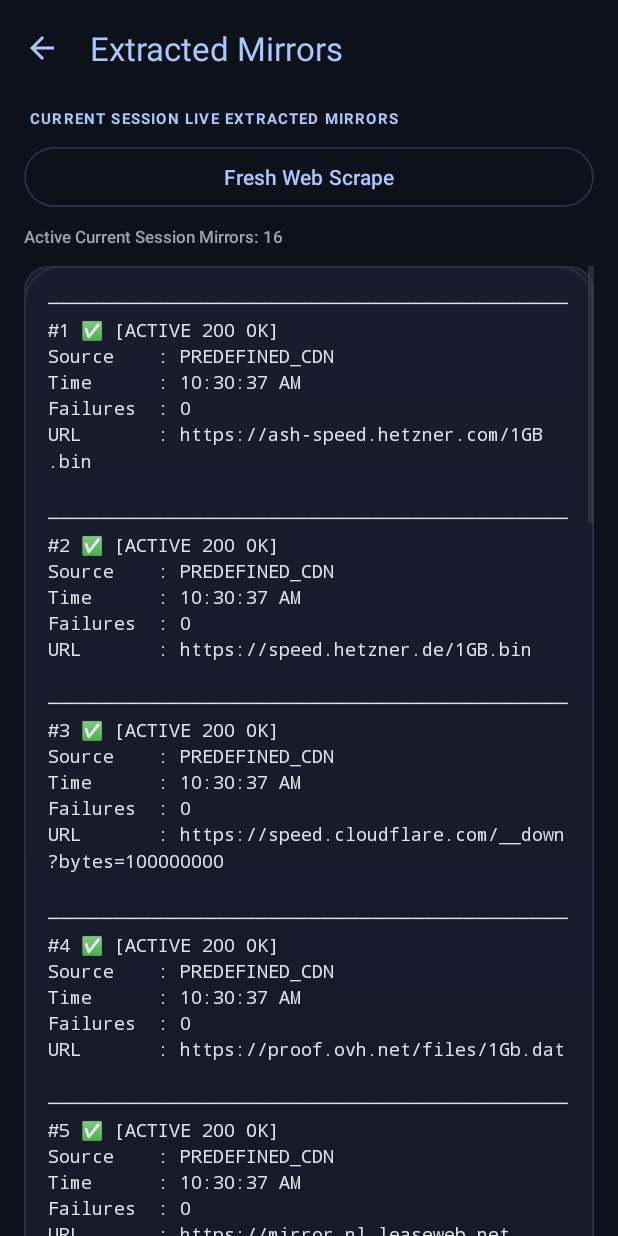
After one commit to Latikeshh/Data-Waster, an Android app: the MirrorDiagnosticsActivity screen opened directly, with no data from a screen before it, on a phone screen of 412 x 824 dp. The commit adds this screen. Run offline under Robolectric (Android 15) with nearby library versions, the phone set to English and light mode, and no system bars.

Commit message:
Implement 12-hour AM/PM timestamps, current session-only mirror tracking, and strict blacklisting for predefined URLs

```diff
--- a/app/src/main/AndroidManifest.xml
+++ b/app/src/main/AndroidManifest.xml
@@ -49,6 +49,11 @@
             android:exported="false"
             android:theme="@style/Theme.DataBurner" />
 
+        <activity
+            android:name=".ui.activities.MirrorDiagnosticsActivity"
+            android:exported="false"
+            android:theme="@style/Theme.DataBurner" />
+
         <service
             android:name=".service.BurnService"
             android:enabled="true"
--- a/app/src/main/java/com/databurner/service/ServerManager.java
+++ b/app/src/main/java/com/databurner/service/ServerManager.java
@@ -4,10 +4,13 @@ import java.io.BufferedReader;
 import java.io.InputStreamReader;
 import java.net.HttpURLConnection;
 import java.net.URL;
+import java.text.SimpleDateFormat;
 import java.util.ArrayList;
 import java.util.Collections;
+import java.util.Date;
 import java.util.HashMap;
 import java.util.List;
+import java.util.Locale;
 import java.util.Map;
 import java.util.Random;
 import java.util.regex.Matcher;
@@ -15,14 +18,15 @@ import java.util.regex.Pattern;
 
 /**
  * High-performance Server Manager for Data Burner.
- * Features a Smart Dynamic Web Link Extractor that parses live developer web pages
- * (developer.android.com/studio, releases.ubuntu.com) to extract direct binary CDN download links.
+ * Features a Smart Dynamic Web Link Extractor that parses live web pages,
+ * current-session tracking, 12-hour AM/PM timestamps, and strict blacklisting for both default and extracted mirrors.
  */
 public class ServerManager {
 
     private static final List<String> DEFAULT_STREAM_SERVERS = new ArrayList<>();
     private static final List<String> SEED_WEB_PAGES = new ArrayList<>();
     private static final Pattern BINARY_URL_PATTERN = Pattern.compile("https?://[^\"]+?\\.(?:zip|iso|dmg|exe|bin|apk)");
+    private static final SimpleDateFormat TIME_12HR_FORMAT = new SimpleDateFormat("hh:mm:ss a", Locale.US);
     private static final Random random = new Random();
 
     static {
@@ -38,13 +42,14 @@ public class ServerManager {
         DEFAULT_STREAM_SERVERS.add("https://speedtest.syd1.linode.com/100MB-linode.bin");
         DEFAULT_STREAM_SERVERS.add("http://speedtest.tele2.net/100MB.zip");
 
-        // Dynamic High-Speed Google Android SDKs & Official Open-Source CDNs
-        DEFAULT_STREAM_SERVERS.add("https://dl.google.com/android/repository/platform-tools_r35.0.2-windows.zip");
+        // Default High-Speed Google Android SDKs, Ubuntu ISOs & GitHub Release CDNs
         DEFAULT_STREAM_SERVERS.add("https://dl.google.com/android/repository/commandlinetools-mac-11076708_latest.zip");
         DEFAULT_STREAM_SERVERS.add("https://dl.google.com/android/repository/commandlinetools-win-11076708_latest.zip");
         DEFAULT_STREAM_SERVERS.add("https://releases.ubuntu.com/24.04/ubuntu-24.04.1-desktop-amd64.iso");
         DEFAULT_STREAM_SERVERS.add("https://releases.ubuntu.com/22.04/ubuntu-22.04.5-desktop-amd64.iso");
         DEFAULT_STREAM_SERVERS.add("https://github.com/Latikeshh/Data-Waster/releases/download/26.11.20/app-release.apk");
+        DEFAULT_STREAM_SERVERS.add("https://dl.google.com/android/repository/platform-tools_r35.0.2-windows.zip");
+
         // Seed Web Pages to Scrape Dynamically
         SEED_WEB_PAGES.add("https://developer.android.com/studio");
         SEED_WEB_PAGES.add("https://releases.ubuntu.com/");
@@ -52,18 +57,54 @@ public class ServerManager {
         SEED_WEB_PAGES.add("https://api.github.com/repos/Latikeshh/Data-Waster/releases/latest");
     }
 
+    public static class MirrorStatusInfo {
+        public final String url;
+        public final String source; // PREDEFINED_CDN, DYNAMIC_EXTRACTED, CUSTOM_INPUT
+        public final boolean isBlacklisted;
+        public final String timestamp12Hr;
+        public final int failureCount;
+
+        public MirrorStatusInfo(String url, String source, boolean isBlacklisted, String timestamp12Hr, int failureCount) {
+            this.url = url;
+            this.source = source;
+            this.isBlacklisted = isBlacklisted;
+            this.timestamp12Hr = timestamp12Hr;
+            this.failureCount = failureCount;
+        }
+    }
+
     private final List<String> activeServers = new ArrayList<>(DEFAULT_STREAM_SERVERS);
+    private final Map<String, String> serverSources = new HashMap<>();
+    private final Map<String, String> serverTimestamps = new HashMap<>();
     private final Map<String, Integer> failureCounts = new HashMap<>();
     private final Map<String, Long> blacklistTimestamps = new HashMap<>();
 
     public ServerManager() {
+        String nowStr = TIME_12HR_FORMAT.format(new Date());
+        for (String url : DEFAULT_STREAM_SERVERS) {
+            serverSources.put(url, "PREDEFINED_CDN");
+            serverTimestamps.put(url, nowStr);
+        }
         fetchAndValidateDynamicMirrorsAsync();
     }
 
     /**
-     * Asynchronously scrapes seed web pages (Google Android Studio, Ubuntu Releases),
-     * parses HTML for direct binary CDN URLs, and registers verified links into active stream pool.
+     * Starts a fresh session: Clears previous session failure history and triggers fresh web scraping.
      */
+    public synchronized void startNewSession() {
+        failureCounts.clear();
+        blacklistTimestamps.clear();
+        activeServers.clear();
+        activeServers.addAll(DEFAULT_STREAM_SERVERS);
+
+        String nowStr = TIME_12HR_FORMAT.format(new Date());
+        for (String url : DEFAULT_STREAM_SERVERS) {
+            serverSources.put(url, "PREDEFINED_CDN");
+            serverTimestamps.put(url, nowStr);
+        }
+        fetchAndValidateDynamicMirrorsAsync();
+    }
+
     public void fetchAndValidateDynamicMirrorsAsync() {
         new Thread(() -> {
             for (String pageUrl : SEED_WEB_PAGES) {
@@ -91,7 +132,7 @@ public class ServerManager {
                         while (matcher.find() && extractedCount < 3) {
                             String extractedUrl = matcher.group();
                             if (validateBinaryUrl(extractedUrl)) {
-                                addCustomServer(extractedUrl);
+                                addExtractedServer(extractedUrl);
                                 extractedCount++;
                             }
                         }
@@ -118,10 +159,6 @@ public class ServerManager {
         }
     }
 
-    /**
-     * Evenly assigns a mirror URL to a worker thread based on threadIndex.
-     * E.g. 20 threads and 5 URLs = exactly 4 threads per URL.
-     */
     public synchronized String getServerUrlForThread(int threadIndex) {
         long now = System.currentTimeMillis();
         List<String> available = new ArrayList<>();
@@ -161,19 +198,48 @@ public class ServerManager {
         int count = failureCounts.getOrDefault(url, 0) + 1;
         failureCounts.put(url, count);
 
-        // Blacklist for 60 seconds if server fails 3 times
+        // Strict Blacklisting: If ANY server (Predefined or Extracted) fails 3 times, blacklist for 60s
         if (count >= 3) {
             blacklistTimestamps.put(url, System.currentTimeMillis() + 60_000L);
+            // Trigger background re-extraction if active servers are dropping
+            fetchAndValidateDynamicMirrorsAsync();
         }
+    }
+
+    public synchronized List<MirrorStatusInfo> getSessionMirrorStatusList() {
+        long now = System.currentTimeMillis();
+        List<MirrorStatusInfo> list = new ArrayList<>();
+        for (String url : activeServers) {
+            Long blacklistedUntil = blacklistTimestamps.get(url);
+            boolean isBlacklisted = (blacklistedUntil != null && now < blacklistedUntil);
+            String source = serverSources.getOrDefault(url, "DYNAMIC_EXTRACTED");
+            String timestamp = serverTimestamps.getOrDefault(url, TIME_12HR_FORMAT.format(new Date()));
+            int failures = failureCounts.getOrDefault(url, 0);
+
+            list.add(new MirrorStatusInfo(url, source, isBlacklisted, timestamp, failures));
+        }
+        return list;
     }
 
     public synchronized List<String> getActiveServers() {
         return Collections.unmodifiableList(new ArrayList<>(activeServers));
     }
 
+    public synchronized void addExtractedServer(String url) {
+        if (url != null && !url.trim().isEmpty() && !activeServers.contains(url.trim())) {
+            String trimmed = url.trim();
+            activeServers.add(trimmed);
+            serverSources.put(trimmed, "DYNAMIC_EXTRACTED");
+            serverTimestamps.put(trimmed, TIME_12HR_FORMAT.format(new Date()));
+        }
+    }
+
     public synchronized void addCustomServer(String url) {
         if (url != null && !url.trim().isEmpty() && !activeServers.contains(url.trim())) {
-            activeServers.add(url.trim());
+            String trimmed = url.trim();
+            activeServers.add(trimmed);
+            serverSources.put(trimmed, "CUSTOM_INPUT");
+            serverTimestamps.put(trimmed, TIME_12HR_FORMAT.format(new Date()));
         }
     }
 
@@ -182,15 +248,13 @@ public class ServerManager {
             activeServers.remove(url);
             failureCounts.remove(url);
             blacklistTimestamps.remove(url);
+            serverSources.remove(url);
+            serverTimestamps.remove(url);
         }
     }
 
     public synchronized void resetToDefaults() {
-        activeServers.clear();
-        activeServers.addAll(DEFAULT_STREAM_SERVERS);
-        failureCounts.clear();
-        blacklistTimestamps.clear();
-        fetchAndValidateDynamicMirrorsAsync();
+        startNewSession();
     }
 
     public synchronized int getServerCount() {
--- a/app/src/main/java/com/databurner/ui/activities/MainActivity.java
+++ b/app/src/main/java/com/databurner/ui/activities/MainActivity.java
@@ -120,6 +120,11 @@ public class MainActivity extends AppCompatActivity {
 				} else if (id == R.id.action_debug_logs) {
 					triggerHapticFeedback(topAppBar);
 					Intent intent = new Intent(this, DebugLogActivity.class);
+					startActivity(intent);
+					return true;
+				} else if (id == R.id.action_mirror_diagnostics) {
+					triggerHapticFeedback(topAppBar);
+					Intent intent = new Intent(this, com.databurner.ui.activities.MirrorDiagnosticsActivity.class);
 					startActivity(intent);
 					return true;
 				} else if (id == R.id.action_about) {
--- /dev/null
+++ b/app/src/main/java/com/databurner/ui/activities/MirrorDiagnosticsActivity.java
@@ -0,0 +1,80 @@
+package com.databurner.ui.activities;
+
+import android.os.Bundle;
+import android.os.Handler;
+import android.os.Looper;
+import android.widget.TextView;
+import android.widget.Toast;
+
+import androidx.appcompat.app.AppCompatActivity;
+
+import com.databurner.R;
+import com.databurner.controller.DashboardController;
+import com.databurner.service.ServerManager;
+import com.google.android.material.appbar.MaterialToolbar;
+import com.google.android.material.button.MaterialButton;
+
+import java.util.List;
+
+public class MirrorDiagnosticsActivity extends AppCompatActivity {
+
+    private final ServerManager serverManager = new ServerManager();
+    private TextView mirrorsContainerText, summaryText;
+    private final Handler handler = new Handler(Looper.getMainLooper());
+
+    @Override
+    protected void onCreate(Bundle savedInstanceState) {
+        super.onCreate(savedInstanceState);
+        setContentView(R.layout.activity_mirror_diagnostics);
+
+        DashboardController.applyWindowInsets(findViewById(R.id.mirrorMain), R.id.appBarLayout, 0, R.id.mirrorScrollView);
+
+        MaterialToolbar topAppBar = findViewById(R.id.topAppBar);
+        if (topAppBar != null) {
+            topAppBar.setNavigationOnClickListener(v -> finish());
+        }
+
+        mirrorsContainerText = findViewById(R.id.mirrorsContainerText);
+        summaryText = findViewById(R.id.summaryText);
+        MaterialButton reExtractBtn = findViewById(R.id.reExtractBtn);
+
+        if (reExtractBtn != null) {
+            reExtractBtn.setOnClickListener(v -> {
+                serverManager.fetchAndValidateDynamicMirrorsAsync();
+                Toast.makeText(this, "Started Fresh Web Scrape Pass", Toast.LENGTH_SHORT).show();
+                handler.postDelayed(this::loadMirrors, 2000);
+            });
+        }
+
+        loadMirrors();
+    }
+
+    private void loadMirrors() {
+        try {
+            List<ServerManager.MirrorStatusInfo> list = serverManager.getSessionMirrorStatusList();
+            if (summaryText != null) {
+                summaryText.setText("Active Current Session Mirrors: " + list.size());
+            }
+
+            if (list.isEmpty()) {
+                mirrorsContainerText.setText("No active session mirrors available.");
+                return;
+            }
+
+            StringBuilder sb = new StringBuilder();
+            int count = 1;
+            for (ServerManager.MirrorStatusInfo info : list) {
+                String badge = info.isBlacklisted ? "🚫 [FAILED/BLACKLISTED]" : "✅ [ACTIVE 200 OK]";
+                sb.append("────────────────────────────────────────\n");
+                sb.append("#").append(count++).append(" ").append(badge).append("\n");
+                sb.append("Source    : ").append(info.source).append("\n");
+                sb.append("Time      : ").append(info.timestamp12Hr).append("\n");
+                sb.append("Failures  : ").append(info.failureCount).append("\n");
+                sb.append("URL       : ").append(info.url).append("\n\n");
+            }
+            mirrorsContainerText.setText(sb.toString());
+        } catch (Exception e) {
+            mirrorsContainerText.setText("Error loading mirror statuses: " + e.getMessage());
+        }
+    }
+}
--- a/app/src/main/java/com/databurner/util/DebugLogger.java
+++ b/app/src/main/java/com/databurner/util/DebugLogger.java
@@ -22,7 +22,7 @@ import java.util.Locale;
 public class DebugLogger {
 
     private static final String FILE_NAME = "databurner_debug.json";
-    private static final SimpleDateFormat DATE_FORMAT = new SimpleDateFormat("yyyy-MM-dd HH:mm:ss", Locale.US);
+    private static final SimpleDateFormat DATE_FORMAT = new SimpleDateFormat("yyyy-MM-dd hh:mm:ss a", Locale.US);
 
     public static synchronized void logEvent(Context context, String eventType, String message, long sessionSeconds, long totalBytesBurned, int activeThreads) {
         logFull(context, eventType, message, null, sessionSeconds, totalBytesBurned, activeThreads);
--- /dev/null
+++ b/app/src/main/res/layout/activity_mirror_diagnostics.xml
@@ -0,0 +1,110 @@
+<?xml version="1.0" encoding="utf-8"?>
+<LinearLayout xmlns:android="http://schemas.android.com/apk/res/android"
+    xmlns:app="http://schemas.android.com/apk/res-auto"
+    android:id="@+id/mirrorMain"
+    android:layout_width="match_parent"
+    android:layout_height="match_parent"
+    android:orientation="vertical"
+    android:background="@color/bg_dark">
+
+    <com.google.android.material.appbar.AppBarLayout
+        android:id="@+id/appBarLayout"
+        android:layout_width="match_parent"
+        android:layout_height="wrap_content"
+        android:background="@color/bg_dark"
+        app:elevation="0dp">
+
+        <com.google.android.material.appbar.MaterialToolbar
+            android:id="@+id/topAppBar"
+            android:layout_width="match_parent"
+            android:layout_height="?attr/actionBarSize"
+            android:background="@color/bg_dark"
+            app:navigationIcon="@drawable/ic_arrow_back"
+            app:navigationIconTint="@color/primary_m3"
+            app:title="Extracted Mirrors"
+            app:titleTextColor="@color/primary_m3" />
+
+    </com.google.android.material.appbar.AppBarLayout>
+
+    <LinearLayout
+        android:layout_width="match_parent"
+        android:layout_height="wrap_content"
+        android:orientation="vertical"
+        android:paddingHorizontal="16dp"
+        android:paddingTop="8dp">
+
+        <TextView
+            android:layout_width="wrap_content"
+            android:layout_height="wrap_content"
+            android:layout_marginStart="4dp"
+            android:layout_marginBottom="8dp"
+            android:letterSpacing="0.08"
+            android:text="CURRENT SESSION LIVE EXTRACTED MIRRORS"
+            android:textColor="@color/primary_m3"
+            android:textSize="10sp"
+            android:textStyle="bold" />
+
+        <LinearLayout
+            android:layout_width="match_parent"
+            android:layout_height="wrap_content"
+            android:orientation="horizontal">
+
+            <com.google.android.material.button.MaterialButton
+                android:id="@+id/reExtractBtn"
+                style="@style/Widget.Material3.Button.OutlinedButton"
+                android:layout_width="0dp"
+                android:layout_height="wrap_content"
+                android:layout_weight="1"
+                android:text="Fresh Web Scrape"
+                android:textColor="@color/primary_m3"
+                app:strokeColor="@color/surface_stroke" />
+
+        </LinearLayout>
+
+        <TextView
+            android:id="@+id/summaryText"
+            android:layout_width="match_parent"
+            android:layout_height="wrap_content"
+            android:paddingTop="8dp"
+            android:paddingBottom="12dp"
+            android:text="Active Session Mirrors: 16"
+            android:textSize="11sp"
+            android:fontFamily="sans-serif-medium"
+            android:textColor="@color/on_surface_variant" />
+
+    </LinearLayout>
+
+    <ScrollView
+        android:id="@+id/mirrorScrollView"
+        android:layout_width="match_parent"
+        android:layout_height="0dp"
+        android:layout_weight="1"
+        android:paddingHorizontal="16dp"
+        android:paddingBottom="24dp"
+        android:clipToPadding="false">
+
+        <com.google.android.material.card.MaterialCardView
+            style="@style/Widget.DataBurner.Card"
+            android:layout_width="match_parent"
+            android:layout_height="wrap_content"
+            app:cardCornerRadius="16dp"
+            app:strokeColor="@color/surface_stroke"
+            app:strokeWidth="1dp">
+
+            <TextView
+                android:id="@+id/mirrorsContainerText"
+                android:layout_width="match_parent"
+                android:layout_height="wrap_content"
+                android:background="@drawable/bg_stat_card"
+                android:padding="16dp"
+                android:fontFamily="monospace"
+                android:textSize="12sp"
+                android:lineSpacingExtra="3dp"
+                android:text="Loading session mirrors..."
+                android:textColor="@color/on_surface" />
+
+        </com.google.android.material.card.MaterialCardView>
+
+    </ScrollView>
+
+</LinearLayout>
--- a/app/src/main/res/menu/menu_main.xml
+++ b/app/src/main/res/menu/menu_main.xml
@@ -21,6 +21,12 @@
         app:showAsAction="never" />
 
     <item
+        android:id="@+id/action_mirror_diagnostics"
+        android:icon="@android:drawable/ic_menu_share"
+        android:title="Extracted Mirrors"
+        app:showAsAction="never" />
+
+    <item
         android:id="@+id/action_about"
         android:icon="@android:drawable/ic_menu_info_details"
         android:title="About Data Burner"
```
Also changed, not shown: databurner-lib/src/main/java/com/databurner/lib/ServerManager.java (+77 -18 lines).
